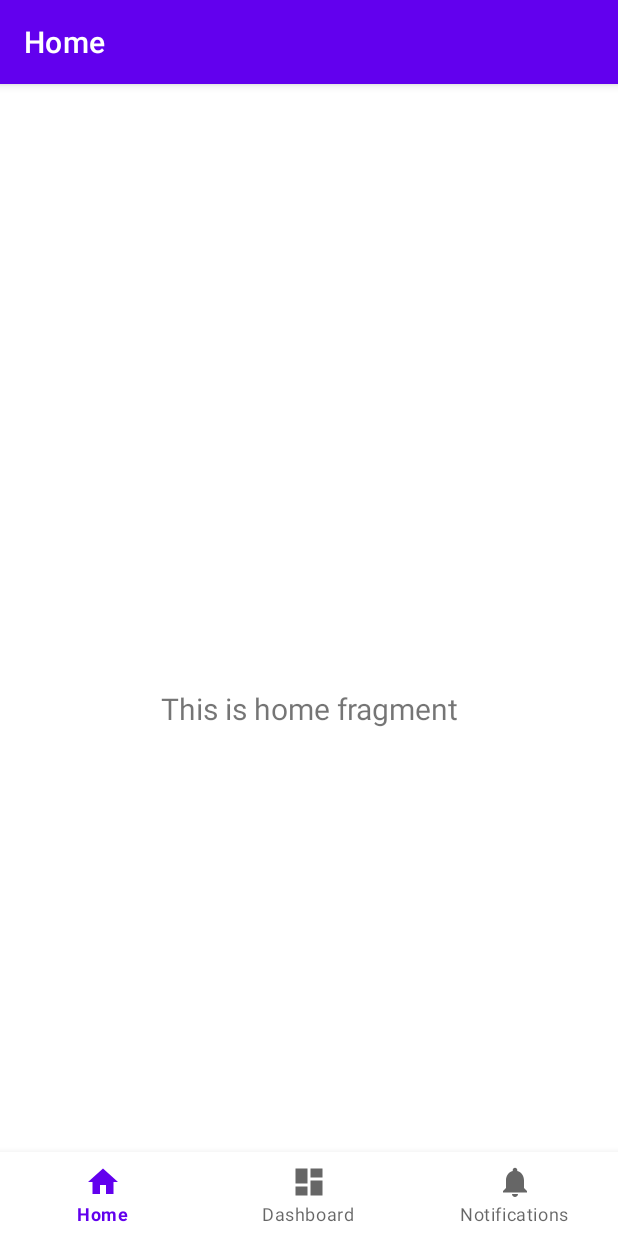
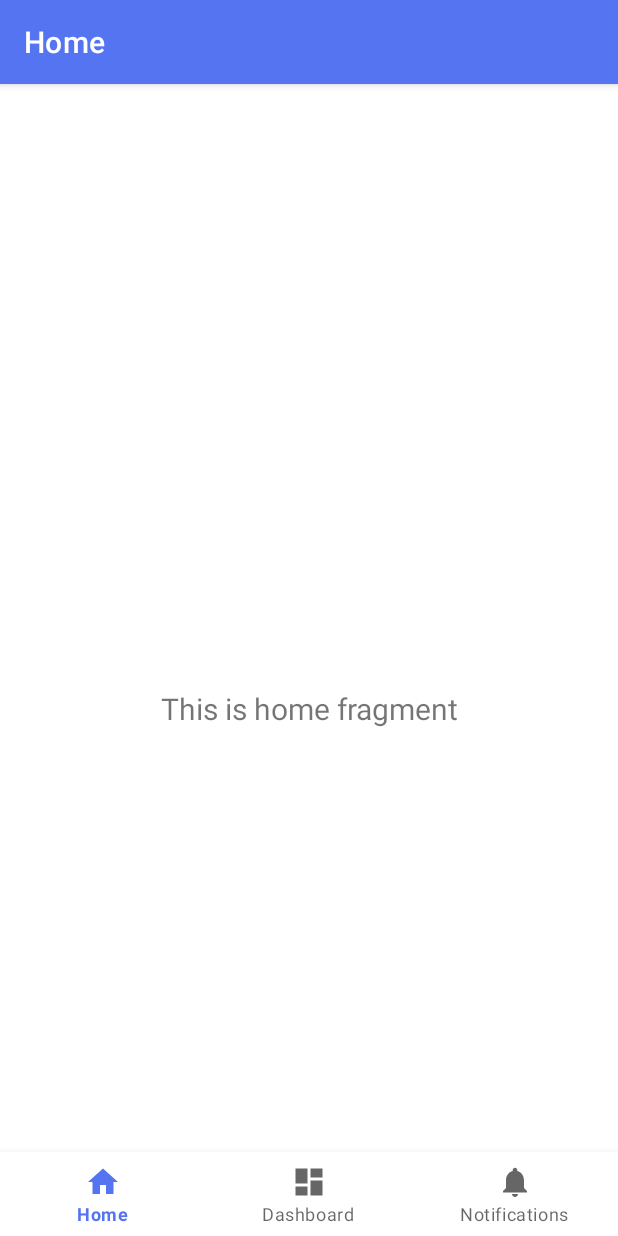
Before and after one commit to MumoMutua/android_news_app, an Android app: the screen it shows after launch (HomeActivity), on a phone screen of 412 x 824 dp. Run offline under Robolectric (Android 15) with nearby library versions, the phone set to English and light mode, and no system bars; our stand-ins replace navigation-ui.

Commit message:
Added Main Color Blue to default Theme.

```diff
--- a/app/src/main/res/values/colors.xml
+++ b/app/src/main/res/values/colors.xml
@@ -7,4 +7,5 @@
     <color name="teal_700">#FF018786</color>
     <color name="black">#FF000000</color>
     <color name="white">#FFFFFFFF</color>
+    <color name="blue">#5474F1</color>
 </resources>
--- a/app/src/main/res/values/themes.xml
+++ b/app/src/main/res/values/themes.xml
@@ -2,13 +2,13 @@
     <!-- Base application theme. -->
     <style name="Theme.NewsApp" parent="Theme.MaterialComponents.DayNight.DarkActionBar">
         <!-- Primary brand color. -->
-        <item name="colorPrimary">@color/purple_500</item>
-        <item name="colorPrimaryVariant">@color/purple_700</item>
+        <item name="colorPrimary">@color/blue</item>
+        <item name="colorPrimaryVariant">@color/blue</item>
         <item name="colorOnPrimary">@color/white</item>
         <!-- Secondary brand color. -->
-        <item name="colorSecondary">@color/teal_200</item>
-        <item name="colorSecondaryVariant">@color/teal_700</item>
-        <item name="colorOnSecondary">@color/black</item>
+        <item name="colorSecondary">@color/black</item>
+        <item name="colorSecondaryVariant">@color/black</item>
+        <item name="colorOnSecondary">@color/white</item>
         <!-- Status bar color. -->
         <item name="android:statusBarColor" tools:targetApi="l">?attr/colorPrimaryVariant</item>
         <!-- Customize your theme here. -->
```
